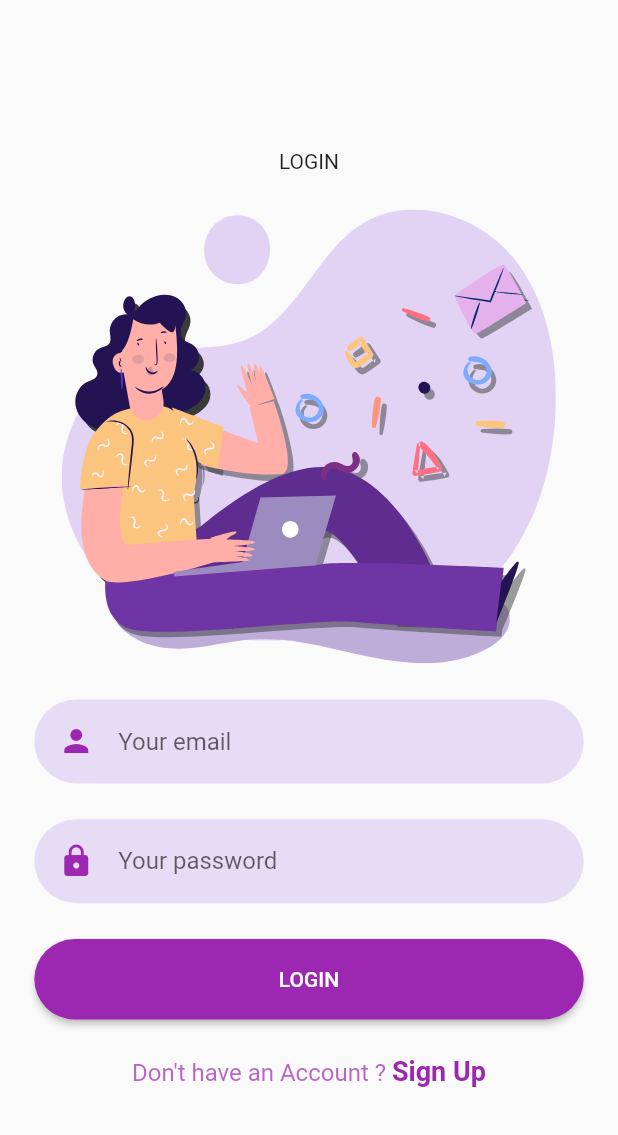
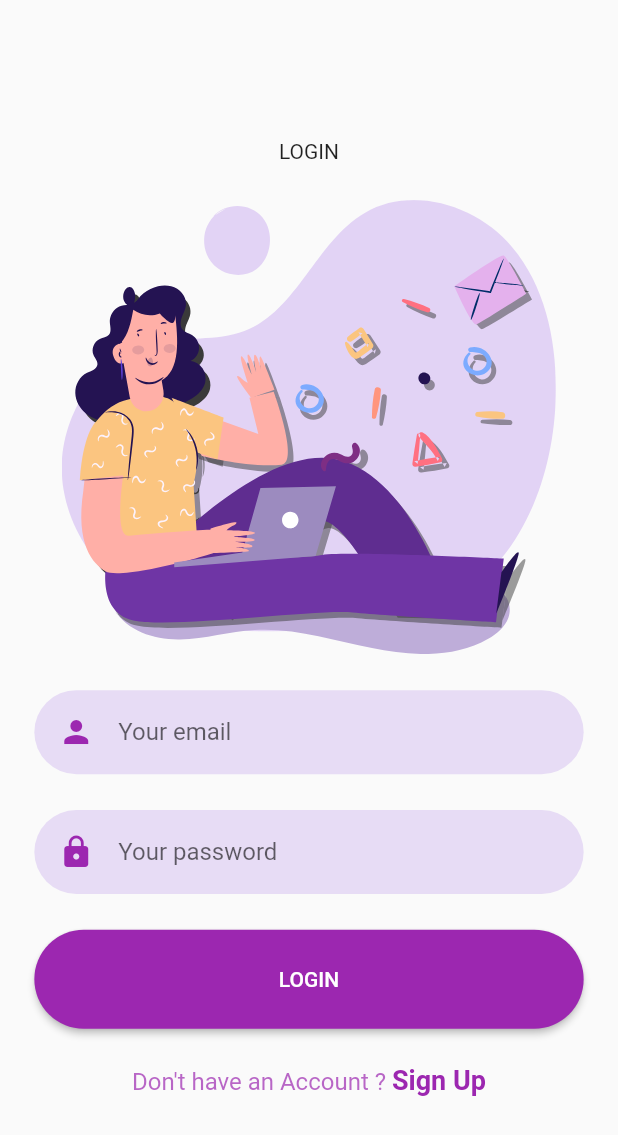
Before and after one commit to ajaysagar7/Responsvie-Signup-Login, a Flutter app: the screen it shows after launch, on a phone screen of 412 x 824 dp. Shown: the top 1135 px of the screen. Run offline on Flutter 3.47's test engine with Material 2 defaults, Android fonts, the light colour scheme and no system bars; our stand-ins replace animate_do, device_preview, flutter_screenutil, flutter_svg, fluttertoast.

Commit message:
small changes

```diff
--- a/lib/screns/Login/login_form.dart
+++ b/lib/screns/Login/login_form.dart
@@ -51,7 +51,7 @@ class LoginFormWidget extends StatelessWidget {
           child: ElevatedButton(
             onPressed: () {},
             style: ElevatedButton.styleFrom(
-                minimumSize: Size(double.infinity, 0.065.sh),
+                minimumSize: Size(double.infinity, 0.08.sh),
                 backgroundColor: Colors.purple,
                 foregroundColor: Colors.white),
             child: Text("LOGIN"),
--- a/lib/screns/Signup/views/signup_mobile.dart
+++ b/lib/screns/Signup/views/signup_mobile.dart
@@ -65,7 +65,7 @@ class SignupFormWidget extends StatelessWidget {
           onPressed: () {},
           child: Text("SIGNUP"),
           style: ElevatedButton.styleFrom(
-            minimumSize: Size(double.infinity, 0.065.sh),
+            minimumSize: Size(double.infinity, 0.08.sh),
             primary: Colors.purple,
             shape: StadiumBorder(),
           ),
```
